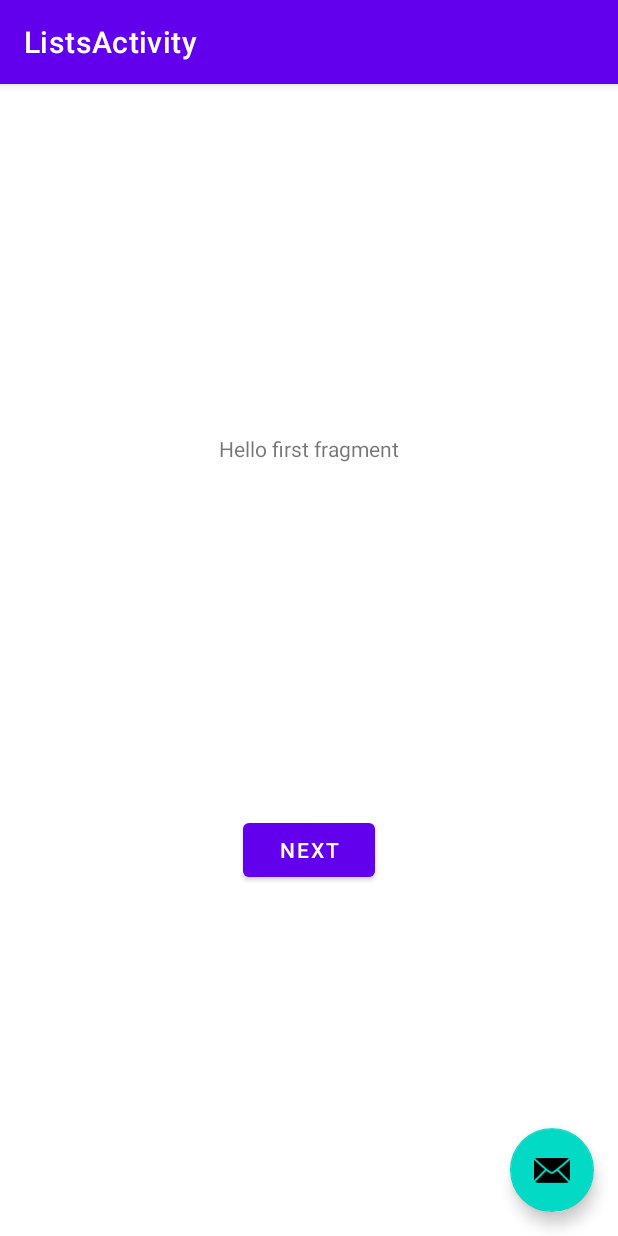
After one commit to BryanIsAProfessional/HouseholdHelper, an Android app: the FirstFragment screen opened directly, with no data from a screen before it, on a phone screen of 412 x 824 dp. The commit adds this screen. Run offline under Robolectric (Android 15) with nearby library versions, the phone set to English and light mode, and no system bars.

Commit message:
Adds Lists Activity and some basic layout features

```diff
--- a/app/src/main/java/com/example/householdhelper/DatabaseHelper.java
+++ b/app/src/main/java/com/example/householdhelper/DatabaseHelper.java
@@ -54,8 +54,8 @@ public class DatabaseHelper extends SQLiteOpenHelper {
     private Context context;
 
 
-    public DatabaseHelper(Context ct, String name, int version){
-        super(ct, DATABASE_NAME, null, version);
+    public DatabaseHelper(Context ct){
+        super(ct, DATABASE_NAME, null, 1);
         SQLiteDatabase db = this.getWritableDatabase();
         context = ct;
     }
--- /dev/null
+++ b/app/src/main/java/com/example/householdhelper/FirstFragment.java
@@ -0,0 +1,34 @@
+package com.example.householdhelper;
+
+import android.os.Bundle;
+import android.view.LayoutInflater;
+import android.view.View;
+import android.view.ViewGroup;
+
+import androidx.annotation.NonNull;
+import androidx.fragment.app.Fragment;
+import androidx.navigation.fragment.NavHostFragment;
+
+public class FirstFragment extends Fragment {
+
+    @Override
+    public View onCreateView(
+            LayoutInflater inflater, ViewGroup container,
+            Bundle savedInstanceState
+    ) {
+        // Inflate the layout for this fragment
+        return inflater.inflate(R.layout.fragment_first, container, false);
+    }
+
+    public void onViewCreated(@NonNull View view, Bundle savedInstanceState) {
+        super.onViewCreated(view, savedInstanceState);
+
+        view.findViewById(R.id.button_first).setOnClickListener(new View.OnClickListener() {
+            @Override
+            public void onClick(View view) {
+                NavHostFragment.findNavController(FirstFragment.this)
+                        .navigate(R.id.action_FirstFragment_to_SecondFragment);
+            }
+        });
+    }
+}
--- /dev/null
+++ b/app/src/main/java/com/example/householdhelper/ListActivity.java
@@ -0,0 +1,31 @@
+package com.example.householdhelper;
+
+import android.os.Bundle;
+
+import com.google.android.material.floatingactionbutton.FloatingActionButton;
+import com.google.android.material.snackbar.Snackbar;
+
+import androidx.appcompat.app.AppCompatActivity;
+import androidx.appcompat.widget.Toolbar;
+
+import android.view.View;
+
+public class ListActivity extends AppCompatActivity {
+
+    @Override
+    protected void onCreate(Bundle savedInstanceState) {
+        super.onCreate(savedInstanceState);
+        setContentView(R.layout.activity_lists);
+        Toolbar toolbar = findViewById(R.id.toolbar);
+        setSupportActionBar(toolbar);
+
+        FloatingActionButton fab = findViewById(R.id.fab);
+        fab.setOnClickListener(new View.OnClickListener() {
+            @Override
+            public void onClick(View view) {
+                Snackbar.make(view, "Replace with your own action", Snackbar.LENGTH_LONG)
+                        .setAction("Action", null).show();
+            }
+        });
+    }
+}
--- a/app/src/main/res/layout/activity_lists.xml
+++ b/app/src/main/res/layout/activity_lists.xml
@@ -1,18 +1,33 @@
 <?xml version="1.0" encoding="utf-8"?>
-<androidx.constraintlayout.widget.ConstraintLayout xmlns:android="http://schemas.android.com/apk/res/android"
+<androidx.coordinatorlayout.widget.CoordinatorLayout xmlns:android="http://schemas.android.com/apk/res/android"
     xmlns:app="http://schemas.android.com/apk/res-auto"
     xmlns:tools="http://schemas.android.com/tools"
     android:layout_width="match_parent"
-    android:layout_height="match_parent">
+    android:layout_height="match_parent"
+    tools:context=".ListActivity">
 
-    <fragment
-        android:id="@+id/listsFragment"
-        android:name="com.example.householdhelper.lists"
+    <com.google.android.material.appbar.AppBarLayout
+        android:layout_width="match_parent"
+        android:layout_height="wrap_content"
+        android:theme="@style/Theme.HouseholdHelper.AppBarOverlay">
+
+        <androidx.appcompat.widget.Toolbar
+            android:id="@+id/toolbar"
+            android:layout_width="match_parent"
+            android:layout_height="?attr/actionBarSize"
+            android:background="?attr/colorPrimary"
+            app:popupTheme="@style/Theme.HouseholdHelper.PopupOverlay" />
+
+    </com.google.android.material.appbar.AppBarLayout>
+
+    <include layout="@layout/content_lists" />
+
+    <com.google.android.material.floatingactionbutton.FloatingActionButton
+        android:id="@+id/fab"
         android:layout_width="wrap_content"
         android:layout_height="wrap_content"
-        app:layout_constraintBottom_toBottomOf="parent"
-        app:layout_constraintEnd_toEndOf="parent"
-        app:layout_constraintHorizontal_bias="0.5"
-        app:layout_constraintStart_toStartOf="parent"
-        app:layout_constraintTop_toTopOf="parent" />
-</androidx.constraintlayout.widget.ConstraintLayout>
+        android:layout_gravity="bottom|end"
+        android:layout_margin="@dimen/fab_margin"
+        app:srcCompat="@android:drawable/ic_dialog_email" />
+
+</androidx.coordinatorlayout.widget.CoordinatorLayout>
--- /dev/null
+++ b/app/src/main/res/layout/content_lists.xml
@@ -0,0 +1,15 @@
+<?xml version="1.0" encoding="utf-8"?>
+<androidx.constraintlayout.widget.ConstraintLayout xmlns:android="http://schemas.android.com/apk/res/android"
+    xmlns:app="http://schemas.android.com/apk/res-auto"
+    android:layout_width="match_parent"
+    android:layout_height="match_parent"
+    app:layout_behavior="@string/appbar_scrolling_view_behavior">
+
+    <fragment
+        android:id="@+id/fragment"
+        android:name="androidx.navigation.fragment.NavHostFragment"
+        android:layout_width="match_parent"
+        android:layout_height="match_parent"
+        app:defaultNavHost="true"
+        app:navGraph="@navigation/nav_graph" />
+</androidx.constraintlayout.widget.ConstraintLayout>
--- /dev/null
+++ b/app/src/main/res/layout/fragment_first.xml
@@ -0,0 +1,28 @@
+<?xml version="1.0" encoding="utf-8"?>
+<androidx.constraintlayout.widget.ConstraintLayout xmlns:android="http://schemas.android.com/apk/res/android"
+    xmlns:app="http://schemas.android.com/apk/res-auto"
+    xmlns:tools="http://schemas.android.com/tools"
+    android:layout_width="match_parent"
+    android:layout_height="match_parent"
+    tools:context=".FirstFragment">
+
+    <TextView
+        android:id="@+id/textview_first"
+        android:layout_width="wrap_content"
+        android:layout_height="wrap_content"
+        android:text="@string/hello_first_fragment"
+        app:layout_constraintBottom_toTopOf="@id/button_first"
+        app:layout_constraintEnd_toEndOf="parent"
+        app:layout_constraintStart_toStartOf="parent"
+        app:layout_constraintTop_toTopOf="parent" />
+
+    <Button
+        android:id="@+id/button_first"
+        android:layout_width="wrap_content"
+        android:layout_height="wrap_content"
+        android:text="@string/next"
+        app:layout_constraintBottom_toBottomOf="parent"
+        app:layout_constraintEnd_toEndOf="parent"
+        app:layout_constraintStart_toStartOf="parent"
+        app:layout_constraintTop_toBottomOf="@id/textview_first" />
+</androidx.constraintlayout.widget.ConstraintLayout>
--- /dev/null
+++ b/app/src/main/res/navigation/nav_graph.xml
@@ -0,0 +1,28 @@
+<?xml version="1.0" encoding="utf-8"?>
+<navigation xmlns:android="http://schemas.android.com/apk/res/android"
+    xmlns:app="http://schemas.android.com/apk/res-auto"
+    xmlns:tools="http://schemas.android.com/tools"
+    android:id="@+id/nav_graph"
+    app:startDestination="@id/FirstFragment">
+
+    <fragment
+        android:id="@+id/FirstFragment"
+        android:name="com.example.householdhelper.FirstFragment"
+        android:label="@string/first_fragment_label"
+        tools:layout="@layout/fragment_first">
+
+        <action
+            android:id="@+id/action_FirstFragment_to_SecondFragment"
+            app:destination="@id/SecondFragment" />
+    </fragment>
+    <fragment
+        android:id="@+id/SecondFragment"
+        android:name="com.example.householdhelper.SecondFragment"
+        android:label="@string/second_fragment_label"
+        tools:layout="@layout/fragment_second">
+
+        <action
+            android:id="@+id/action_SecondFragment_to_FirstFragment"
+            app:destination="@id/FirstFragment" />
+    </fragment>
+</navigation>
--- a/app/src/main/res/values/strings.xml
+++ b/app/src/main/res/values/strings.xml
@@ -13,4 +13,13 @@
     <string name="menu_settings">Settings</string>
     <!-- TODO: Remove or change this placeholder text -->
     <string name="hello_blank_fragment">Hello blank fragment</string>
+    <string name="title_activity_lists">ListsActivity</string>
+    <!-- Strings used for fragments for navigation -->
+    <string name="first_fragment_label">First Fragment</string>
+    <string name="second_fragment_label">Second Fragment</string>
+    <string name="next">Next</string>
+    <string name="previous">Previous</string>
+
+    <string name="hello_first_fragment">Hello first fragment</string>
+    <string name="hello_second_fragment">Hello second fragment. Arg: %1$s</string>
 </resources>
```
Also changed, not shown: app/src/main/AndroidManifest.xml (+8 -0 lines), app/src/main/java/com/example/householdhelper/ListOfListsActivity.java (added, +55 -0 lines), app/src/main/java/com/example/householdhelper/MainActivity.java (+3 -12 lines), app/src/main/java/com/example/householdhelper/NewListDialog.java (added, +53 -0 lines), app/src/main/java/com/example/householdhelper/SecondFragment.java (added, +34 -0 lines), app/src/main/java/com/example/householdhelper/lists.java (deleted, +0 -64 lines), app/src/main/res/layout/activity_list_of_lists.xml (added, +21 -0 lines), app/src/main/res/layout/fragment_lists.xml (deleted, +0 -14 lines), app/src/main/res/layout/fragment_second.xml (added, +27 -0 lines), app/src/main/res/layout/layout_dialog.xml (added, +17 -0 lines), app/src/main/res/menu/main.xml (deleted, +0 -9 lines).
